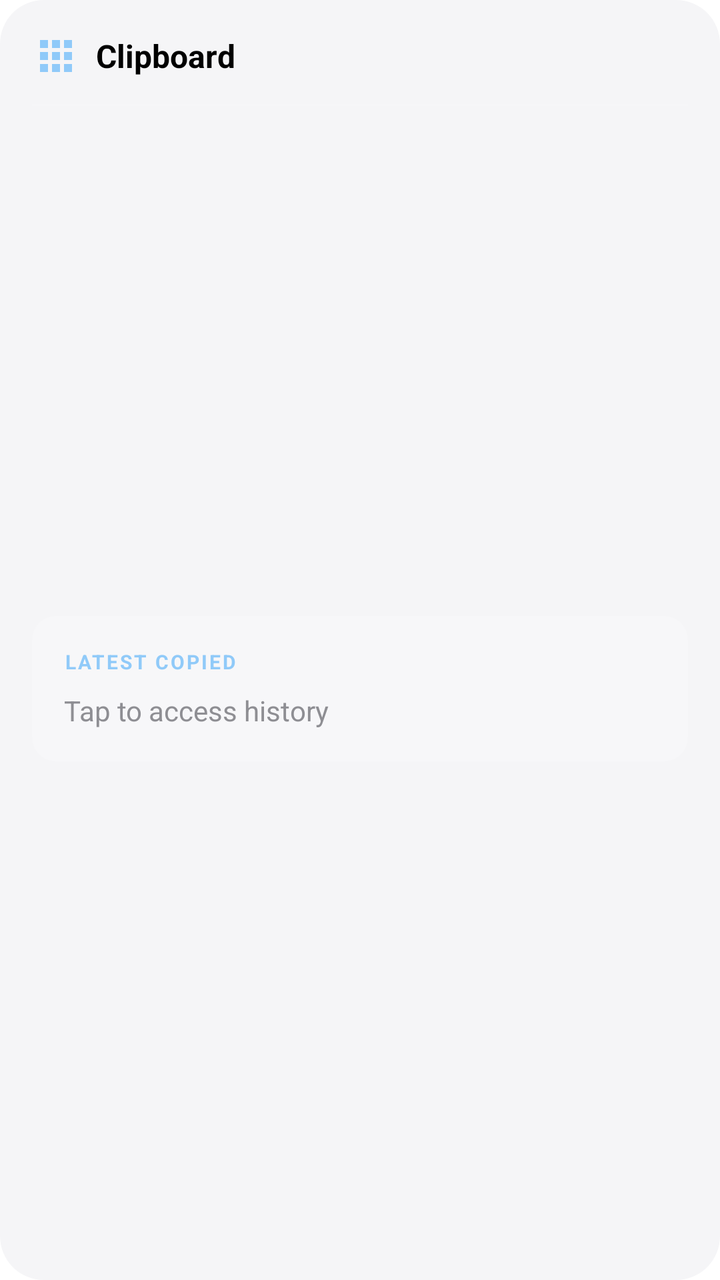
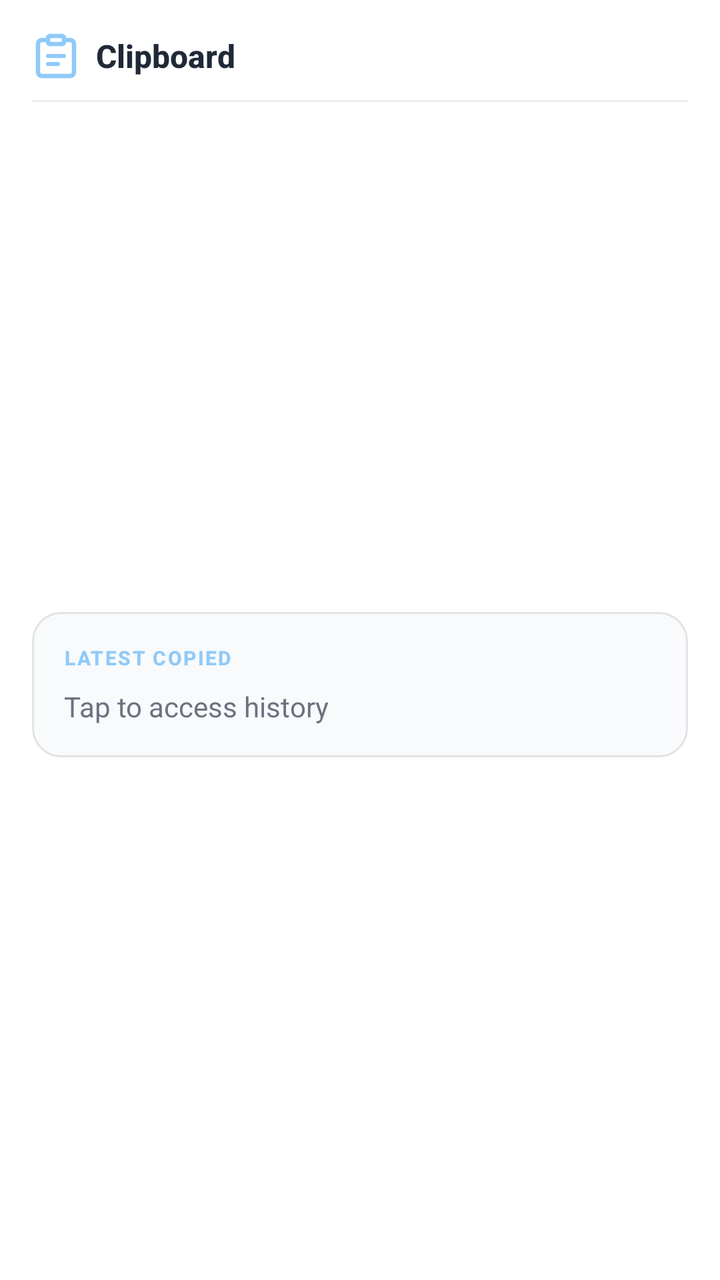

The first picture is an Android layout as it rendered before a commit; the second is the same layout after the commit. The layout source and the unified diff follow.
<!-- AndroidManifest.xml: fallback theme Theme.MaterialComponents.DayNight.NoActionBar -->
<!-- res/layout/clipboard_widget_layout.xml -->
<?xml version="1.0" encoding="utf-8"?>
<FrameLayout xmlns:android="http://schemas.android.com/apk/res/android"
    android:id="@+id/widget_header"
    android:layout_width="match_parent"
    android:layout_height="match_parent"
    android:background="@drawable/widget_container_background"
    android:padding="16dp"
    android:clickable="true"
    android:focusable="true">

    <LinearLayout
        android:layout_width="match_parent"
        android:layout_height="match_parent"
        android:orientation="vertical">

        
        <LinearLayout
            android:layout_width="match_parent"
            android:layout_height="wrap_content"
            android:gravity="center_vertical"
            android:orientation="horizontal"
            android:paddingBottom="12dp">

            <ImageView
                android:id="@+id/widget_icon"
                android:layout_width="24dp"
                android:layout_height="24dp"
                android:src="@drawable/ic_widget"
                android:tint="#90CAF9"
                android:contentDescription="Icon" />

            <TextView
                android:id="@+id/widget_title"
                android:layout_width="0dp"
                android:layout_height="wrap_content"
                android:layout_weight="1"
                android:layout_marginStart="8dp"
                android:text="Clipboard"
                android:textSize="16sp"
                android:textStyle="bold"
                android:textColor="@color/text_primary" />

        </LinearLayout>

        
        <LinearLayout
            android:layout_width="match_parent"
            android:layout_height="1dp"
            android:background="#FFFFFF"
            android:alpha="0.15" />

        
        <FrameLayout
            android:layout_width="match_parent"
            android:layout_height="0dp"
            android:layout_weight="1"
            android:paddingTop="12dp">

            
            <LinearLayout
                android:id="@+id/latest_clip_card"
                android:layout_width="match_parent"
                android:layout_height="wrap_content"
                android:layout_gravity="center"
                android:background="@drawable/widget_item_background"
                android:gravity="center_vertical"
                android:orientation="vertical"
                android:padding="16dp"
                android:visibility="visible">

                <TextView
                    android:layout_width="wrap_content"
                    android:layout_height="wrap_content"
                    android:text="LATEST COPIED"
                    android:textSize="10sp"
                    android:textColor="#90CAF9"
                    android:textStyle="bold"
                    android:letterSpacing="0.1" />

                <TextView
                    android:id="@+id/latest_clip_content"
                    android:layout_width="match_parent"
                    android:layout_height="wrap_content"
                    android:layout_marginTop="8dp"
                    android:text="Tap to access history"
                    android:textSize="14sp"
                    android:textColor="@color/text_secondary"
                    android:maxLines="3"
                    android:ellipsize="end" />

            </LinearLayout>

             <ListView
                android:id="@+id/clipboard_list"
                android:layout_width="match_parent"
                android:layout_height="match_parent"
                android:visibility="gone" />

        </FrameLayout>

    </LinearLayout>

</FrameLayout>
<!-- resources referenced by this layout -->
<resources>
  <color name="text_primary">#000000</color>
  <color name="text_secondary">#8E8E93</color>
  <!-- drawable ic_widget (drawable) -->
  <?xml version="1.0" encoding="utf-8"?>
  <vector xmlns:android="http://schemas.android.com/apk/res/android"
      android:width="24dp"
      android:height="24dp"
      android:viewportWidth="24"
      android:viewportHeight="24">
      <path
          android:fillColor="#FFFFFF"
          android:pathData="M4,8h4V4H4V8zM10,20h4v-4h-4V20zM4,20h4v-4H4V20zM4,14h4v-4H4V14zM10,14h4v-4h-4V14zM16,4v4h4V4H16zM10,8h4V4h-4V8zM16,14h4v-4h-4V14zM16,20h4v-4h-4V20z"/>
  </vector>
  <!-- drawable widget_container_background (drawable) -->
  <?xml version="1.0" encoding="utf-8"?>
  <shape xmlns:android="http://schemas.android.com/apk/res/android"
      android:shape="rectangle">
      <solid android:color="@color/widget_background"/>
      <corners android:radius="22dp"/>
  </shape>
  <!-- drawable widget_item_background (drawable) -->
  <?xml version="1.0" encoding="utf-8"?>
  <shape xmlns:android="http://schemas.android.com/apk/res/android">
      <solid android:color="#30FFFFFF" />
      <corners android:radius="12dp" />
  </shape>
  <color name="widget_background">#F5F5F7</color>
</resources>

<!-- the commit's change to res/layout/clipboard_widget_layout.xml (unified diff, before → after) -->
@@ -4,13 +4,22 @@
     android:layout_width="match_parent"
     android:layout_height="match_parent"
     android:background="@drawable/widget_container_background"
-    android:padding="16dp"
+    android:padding="0dp"
     android:clickable="true"
     android:focusable="true">
+
+    <ImageView
+        android:id="@+id/widget_bg_image"
+        android:layout_width="match_parent"
+        android:layout_height="match_parent"
+        android:scaleType="centerCrop"
+        android:contentDescription="@null"
+        android:visibility="gone" />
 
     <LinearLayout
         android:layout_width="match_parent"
         android:layout_height="match_parent"
+        android:padding="16dp"
         android:orientation="vertical">
 
         
@@ -19,15 +28,14 @@
             android:layout_height="wrap_content"
             android:gravity="center_vertical"
             android:orientation="horizontal"
-            android:paddingBottom="12dp">
+            android:paddingBottom="10dp">
 
             <ImageView
                 android:id="@+id/widget_icon"
                 android:layout_width="24dp"
                 android:layout_height="24dp"
-                android:src="@drawable/ic_widget"
-                android:tint="#90CAF9"
-                android:contentDescription="Icon" />
+                android:src="@drawable/ic_feature_clipboard"
+                android:contentDescription="Clipboard Icon" />
 
             <TextView
                 android:id="@+id/widget_title"
@@ -38,23 +46,23 @@
                 android:text="Clipboard"
                 android:textSize="16sp"
                 android:textStyle="bold"
+                android:fontFamily="sans-serif-medium"
                 android:textColor="@color/text_primary" />
 
         </LinearLayout>
 
         
-        <LinearLayout
+        <FrameLayout
             android:layout_width="match_parent"
             android:layout_height="1dp"
-            android:background="#FFFFFF"
-            android:alpha="0.15" />
+            android:background="@color/widget_divider" />
 
         
         <FrameLayout
             android:layout_width="match_parent"
             android:layout_height="0dp"
             android:layout_weight="1"
-            android:paddingTop="12dp">
+            android:paddingTop="10dp">
 
             
             <LinearLayout
@@ -75,7 +83,8 @@
                     android:textSize="10sp"
                     android:textColor="#90CAF9"
                     android:textStyle="bold"
-                    android:letterSpacing="0.1" />
+                    android:fontFamily="sans-serif-medium"
+                    android:letterSpacing="0.08" />
 
                 <TextView
                     android:id="@+id/latest_clip_content"
@@ -85,15 +94,23 @@
                     android:text="Tap to access history"
                     android:textSize="14sp"
                     android:textColor="@color/text_secondary"
+                    android:fontFamily="sans-serif"
+                    android:lineSpacingMultiplier="1.2"
                     android:maxLines="3"
                     android:ellipsize="end" />
 
             </LinearLayout>
 
-             <ListView
+            <ListView
                 android:id="@+id/clipboard_list"
                 android:layout_width="match_parent"
                 android:layout_height="match_parent"
+                android:divider="@null"
+                android:dividerHeight="0dp"
+                android:scrollbars="none"
+                android:fadingEdge="vertical"
+                android:fadingEdgeLength="24dp"
+                android:clipToPadding="false"
                 android:visibility="gone" />
 
         </FrameLayout>
<!-- resource entries referenced after the edit -->
@@ -1,17 +1,37 @@
 <!-- resources referenced by this layout -->
 <resources>
-  <color name="text_primary">#000000</color>
-  <color name="text_secondary">#8E8E93</color>
-  <!-- drawable ic_widget (drawable) -->
-  <?xml version="1.0" encoding="utf-8"?>
+  <color name="text_primary">#1F2937</color>
+  <color name="text_secondary">#6B7280</color>
+  <color name="widget_divider">#12000000</color>
+  <!-- drawable ic_feature_clipboard (drawable) -->
   <vector xmlns:android="http://schemas.android.com/apk/res/android"
       android:width="24dp"
       android:height="24dp"
       android:viewportWidth="24"
       android:viewportHeight="24">
+      
       <path
-          android:fillColor="#FFFFFF"
-          android:pathData="M4,8h4V4H4V8zM10,20h4v-4h-4V20zM4,20h4v-4H4V20zM4,14h4v-4H4V14zM10,14h4v-4h-4V14zM16,4v4h4V4H16zM10,8h4V4h-4V8zM16,14h4v-4h-4V14zM16,20h4v-4h-4V20z"/>
+          android:fillColor="#00000000"
+          android:strokeColor="#90CAF9"
+          android:strokeWidth="2.2"
+          android:strokeLineCap="round"
+          android:strokeLineJoin="round"
+          android:pathData="M16,4H19A2,2 0 0,1 21,6V20A2,2 0 0,1 19,22H5A2,2 0 0,1 3,20V6A2,2 0 0,1 5,4H8"/>
+      
+      <path
+          android:fillColor="#00000000"
+          android:strokeColor="#90CAF9"
+          android:strokeWidth="2.2"
+          android:strokeLineCap="round"
+          android:strokeLineJoin="round"
+          android:pathData="M9,2H15A1,1 0 0,1 16,3V5A1,1 0 0,1 15,6H9A1,1 0 0,1 8,5V3A1,1 0 0,1 9,2Z"/>
+      
+      <path
+          android:fillColor="#00000000"
+          android:strokeColor="#90CAF9"
+          android:strokeWidth="2"
+          android:strokeLineCap="round"
+          android:pathData="M8,12H16M8,16H13"/>
   </vector>
   <!-- drawable widget_container_background (drawable) -->
   <?xml version="1.0" encoding="utf-8"?>
@@ -22,10 +42,14 @@
   </shape>
   <!-- drawable widget_item_background (drawable) -->
   <?xml version="1.0" encoding="utf-8"?>
-  <shape xmlns:android="http://schemas.android.com/apk/res/android">
-      <solid android:color="#30FFFFFF" />
-      <corners android:radius="12dp" />
+  <shape xmlns:android="http://schemas.android.com/apk/res/android"
+      android:shape="rectangle">
+      <solid android:color="@color/widget_surface_translucent" />
+      <corners android:radius="14dp" />
+      <stroke android:width="1dp" android:color="@color/widget_card_border" />
   </shape>
-  <color name="widget_background">#F5F5F7</color>
+  <color name="widget_background">#FFFFFF</color>
+  <color name="widget_surface_translucent">#F8FAFC</color>
+  <color name="widget_card_border">#1A000000</color>
 </resources>
 
